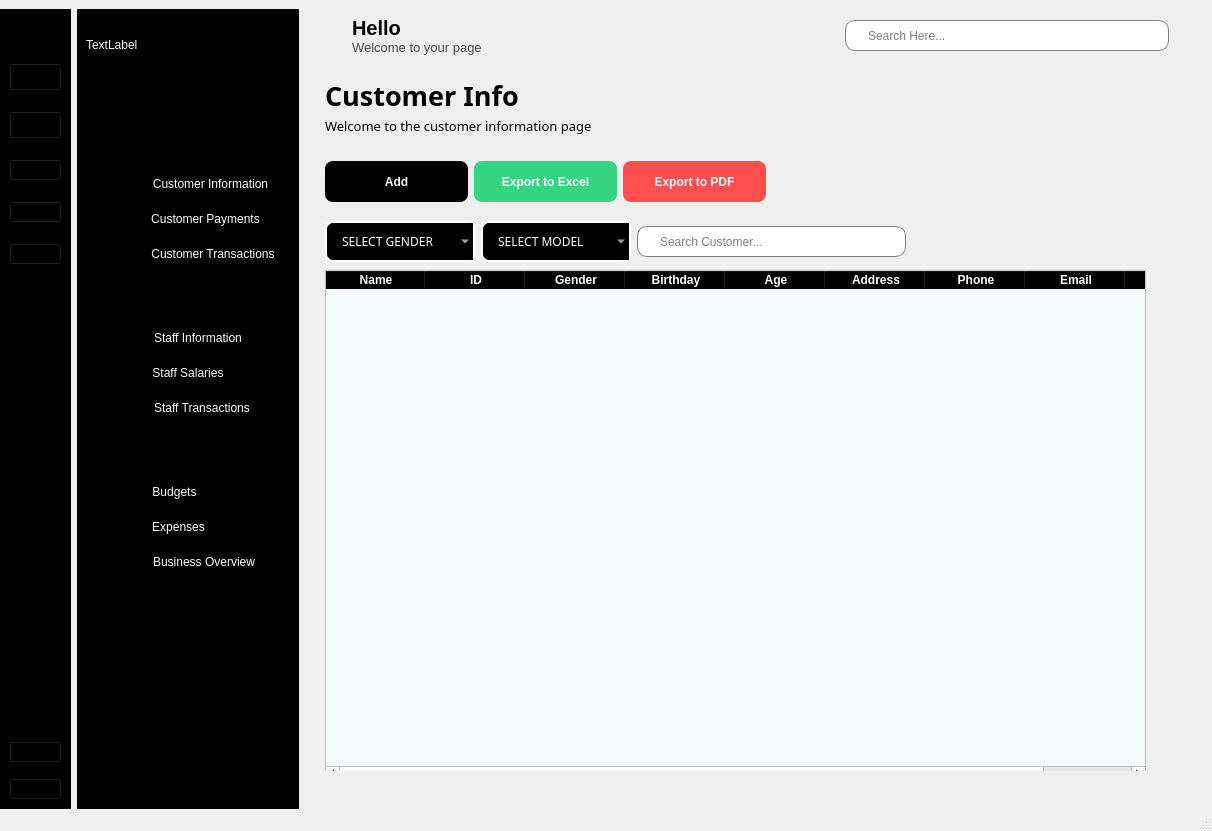
Old version of the form MainUI.ui in the repository hoquangvinh124/BlackMeetWukong.
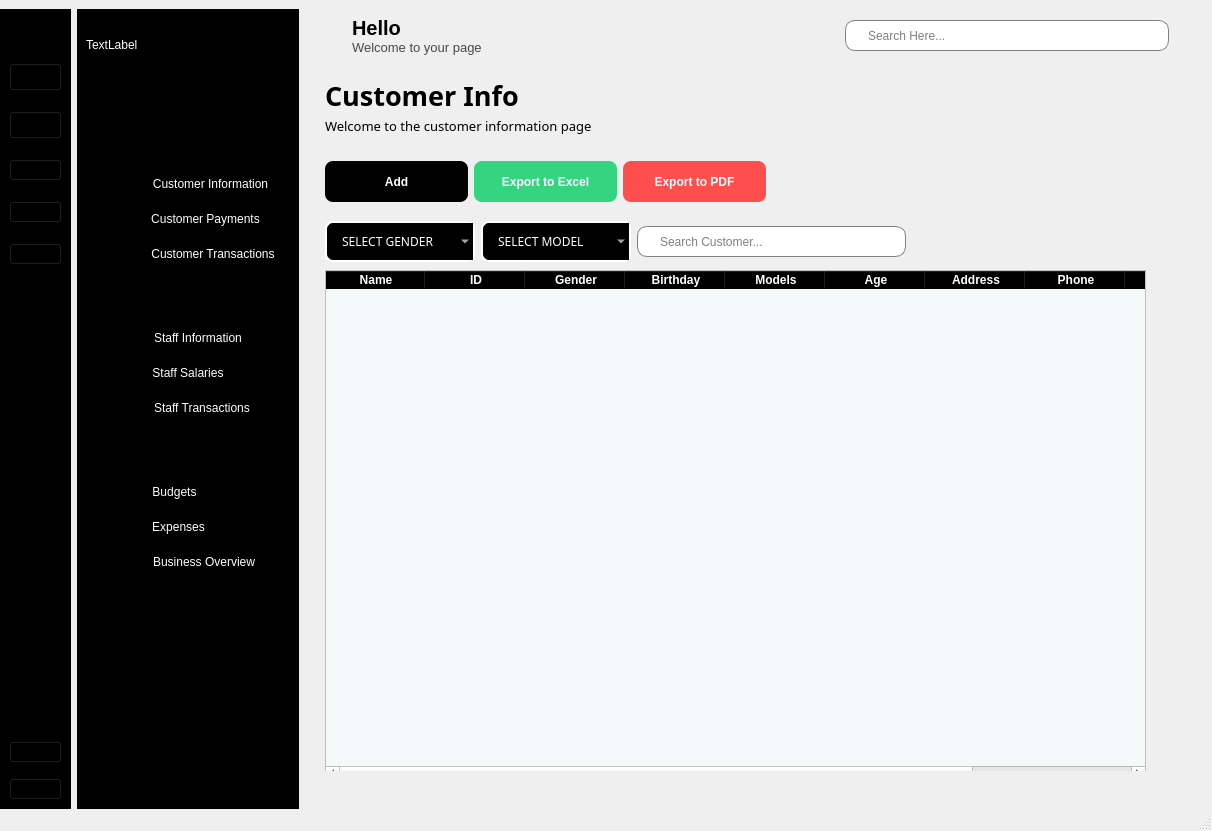
New version of the form. Icons and pictures are not drawn.

Commit message: Thêm File Ui

Patch:
```diff
--- a/MainUI.ui
+++ b/MainUI.ui
@@ -1179,6 +1179,11 @@
               <string>Birthday</string>
              </property>
             </column>
+            <column>
+             <property name="text">
+              <string>Models</string>
+             </property>
+            </column>
             <column>
              <property name="text">
               <string>Age</string>
```
